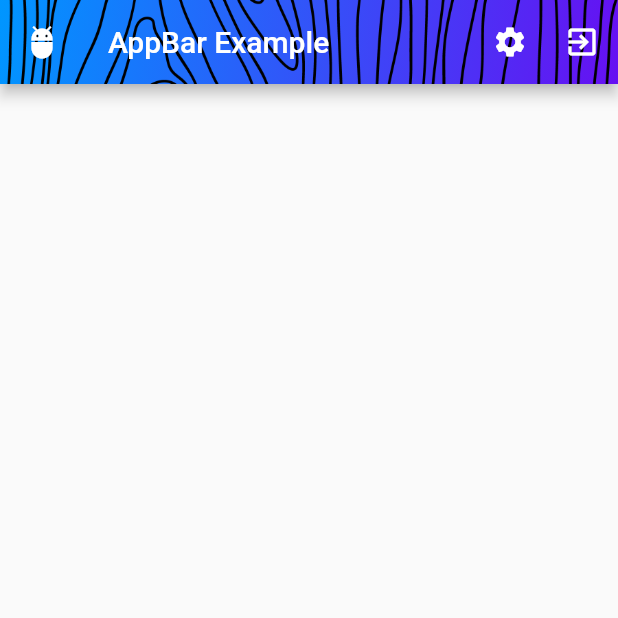
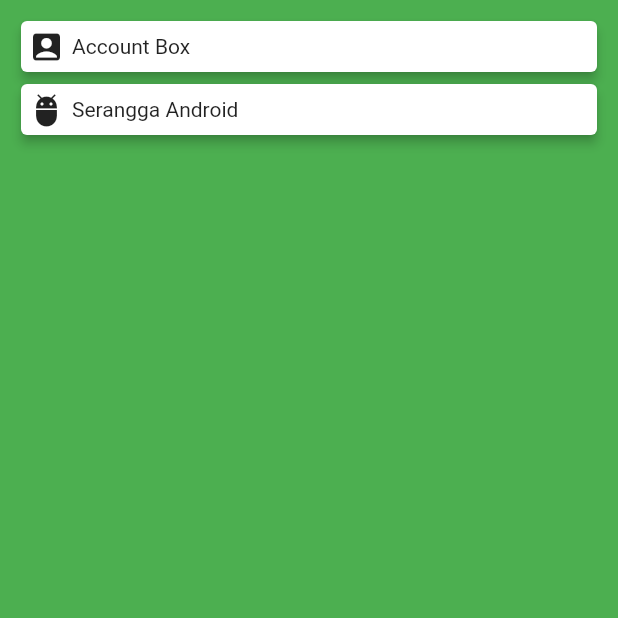
Before and after one commit to dsjtx/Belajar-Flutter, a Flutter app: the screen it shows after launch, on a phone screen of 412 x 824 dp, the top half of it. Run offline on Flutter 3.47's test engine with Material 2 defaults, Android fonts, the phone set to English and light mode, and no system bars.

Commit message:
Latihan Card Widget

```diff
--- a/lib/main.dart
+++ b/lib/main.dart
@@ -7,28 +7,27 @@ class MyApp extends StatelessWidget {
   Widget build(BuildContext context) {
     return MaterialApp(
       home: Scaffold(
-        appBar: AppBar(
-          leading: Icon(Icons.adb, color: Colors.white),
-          title: Text(
-            "AppBar Example",
-            style: TextStyle(color: Colors.white),
-          ),
-          actions: <Widget>[
-            IconButton(icon: Icon(Icons.settings), onPressed: () {}),
-            IconButton(icon: Icon(Icons.exit_to_app), onPressed: () {}),
-          ],
-          flexibleSpace: Container(
-            decoration: BoxDecoration(
-                gradient: LinearGradient(
-                    colors: [Color(0xff0096ff), Color(0xff6610f2)],
-                    begin: FractionalOffset.topLeft,
-                    end: FractionalOffset.bottomRight),
-                image: DecorationImage(
-                    image: AssetImage("assets/corak.png"),
-                    fit: BoxFit.cover,
-                    repeat: ImageRepeat.repeat)),
-          ),
-        ),
+          backgroundColor: Colors.green,
+          body: Container(
+            margin: EdgeInsets.all(10),
+            child: ListView(
+              children: <Widget>[
+                buildCard(Icons.account_box, "Account Box"),
+                buildCard(Icons.adb, "Serangga Android"),
+              ],
+            ),
+          )),
+    );
+  }
+
+  Card buildCard(IconData iconData, String text) {
+    return Card(
+      elevation: 3,
+      child: Row(
+        children: <Widget>[
+          Container(margin: EdgeInsets.all(5), child: Icon(iconData)),
+          Text(text)
+        ],
       ),
     );
   }
```
